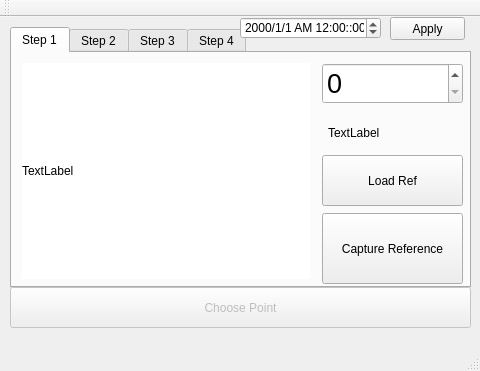
Before: the Qt Designer form mainwindow.ui in Chia-ChunHsu/NewCapture, drawn with Qt 5.
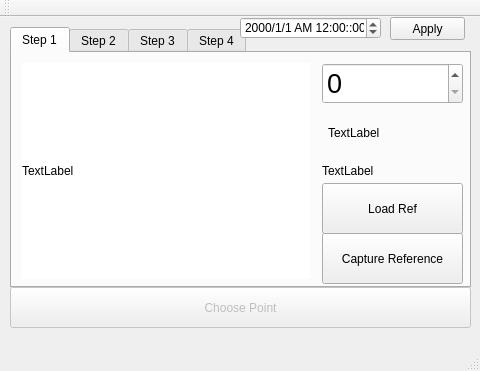
After: the same form once the commit is applied.

What changed in the file:
```diff
--- a/mainwindow.ui
+++ b/mainwindow.ui
@@ -68,9 +68,9 @@
       <property name="geometry">
        <rect>
         <x>310</x>
-        <y>160</y>
+        <y>180</y>
         <width>141</width>
-        <height>71</height>
+        <height>51</height>
        </rect>
       </property>
       <property name="text">
@@ -81,7 +81,7 @@
       <property name="geometry">
        <rect>
         <x>310</x>
-        <y>102</y>
+        <y>130</y>
         <width>141</width>
         <height>51</height>
        </rect>
@@ -103,6 +103,19 @@
        <string>TextLabel</string>
       </property>
      </widget>
+     <widget class="QLabel" name="fileLabel">
+      <property name="geometry">
+       <rect>
+        <x>310</x>
+        <y>110</y>
+        <width>141</width>
+        <height>16</height>
+       </rect>
+      </property>
+      <property name="text">
+       <string>TextLabel</string>
+      </property>
+     </widget>
     </widget>
     <widget class="QWidget" name="tab_2">
      <attribute name="title">
```
Left out of the diff: 13 changed lines with no effect on the pictures.
